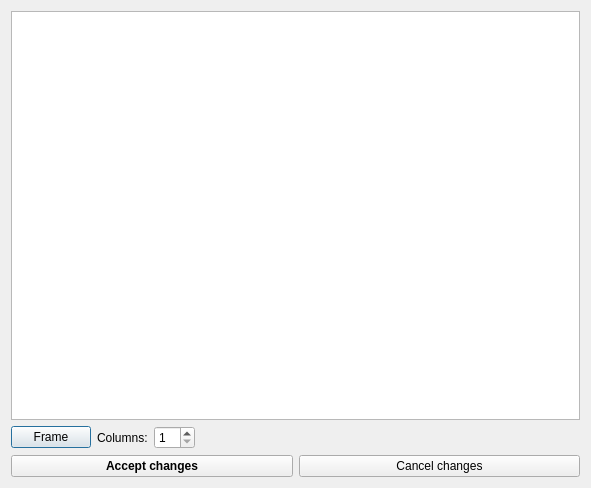
Before: the Qt Designer form src/gui/GraphWindowTools/alegenddialog.ui in andrmor/ANTS2, drawn with Qt 5.
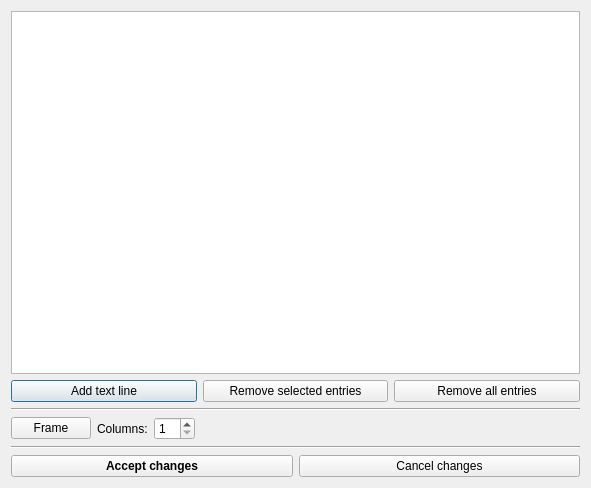
After: the same form once the commit is applied.

```diff
--- a/src/gui/GraphWindowTools/alegenddialog.ui
+++ b/src/gui/GraphWindowTools/alegenddialog.ui
@@ -37,6 +37,41 @@
      </widget>
     </widget>
    </item>
+   <item>
+    <layout class="QHBoxLayout" name="horizontalLayout_3">
+     <property name="topMargin">
+      <number>0</number>
+     </property>
+     <item>
+      <widget class="QPushButton" name="pbAddEntry">
+       <property name="text">
+        <string>Add text line</string>
+       </property>
+      </widget>
+     </item>
+     <item>
+      <widget class="QPushButton" name="pbRemoveSelected">
+       <property name="text">
+        <string>Remove selected entries</string>
+       </property>
+      </widget>
+     </item>
+     <item>
+      <widget class="QPushButton" name="pbRemoveAll">
+       <property name="text">
+        <string>Remove all entries</string>
+       </property>
+      </widget>
+     </item>
+    </layout>
+   </item>
+   <item>
+    <widget class="Line" name="line_2">
+     <property name="orientation">
+      <enum>Qt::Horizontal</enum>
+     </property>
+    </widget>
+   </item>
    <item>
     <layout class="QHBoxLayout" name="horizontalLayout">
      <item>
@@ -78,6 +113,13 @@
      </item>
     </layout>
    </item>
+   <item>
+    <widget class="Line" name="line">
+     <property name="orientation">
+      <enum>Qt::Horizontal</enum>
+     </property>
+    </widget>
+   </item>
    <item>
     <layout class="QHBoxLayout" name="horizontalLayout_2">
      <item>
```
